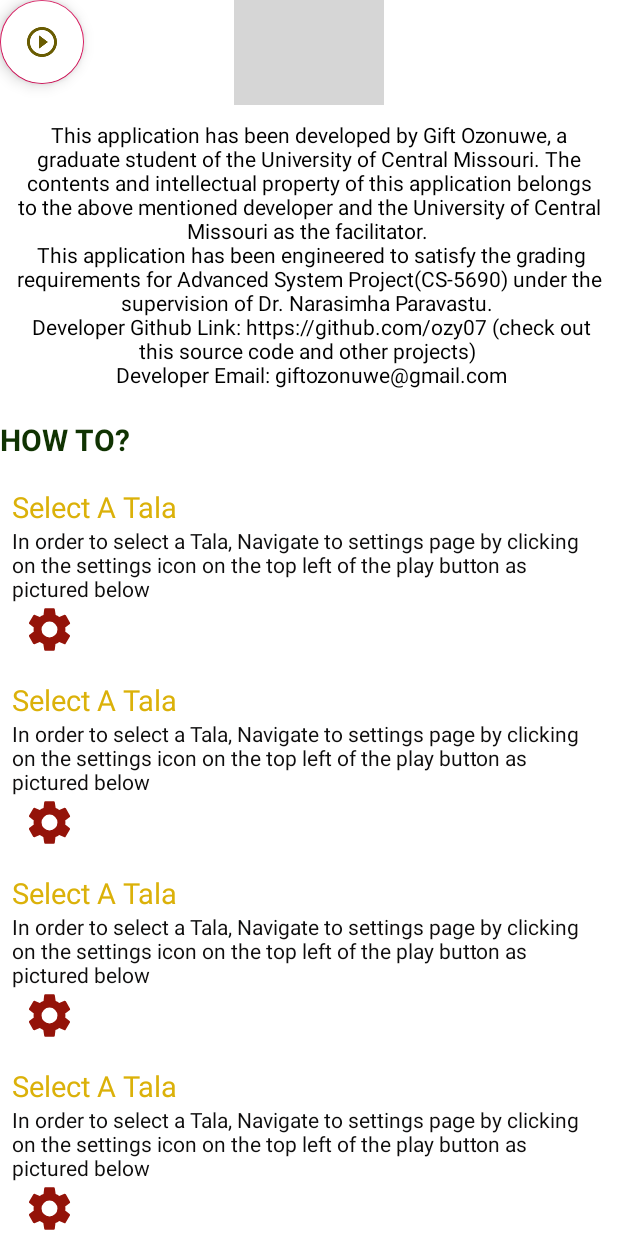
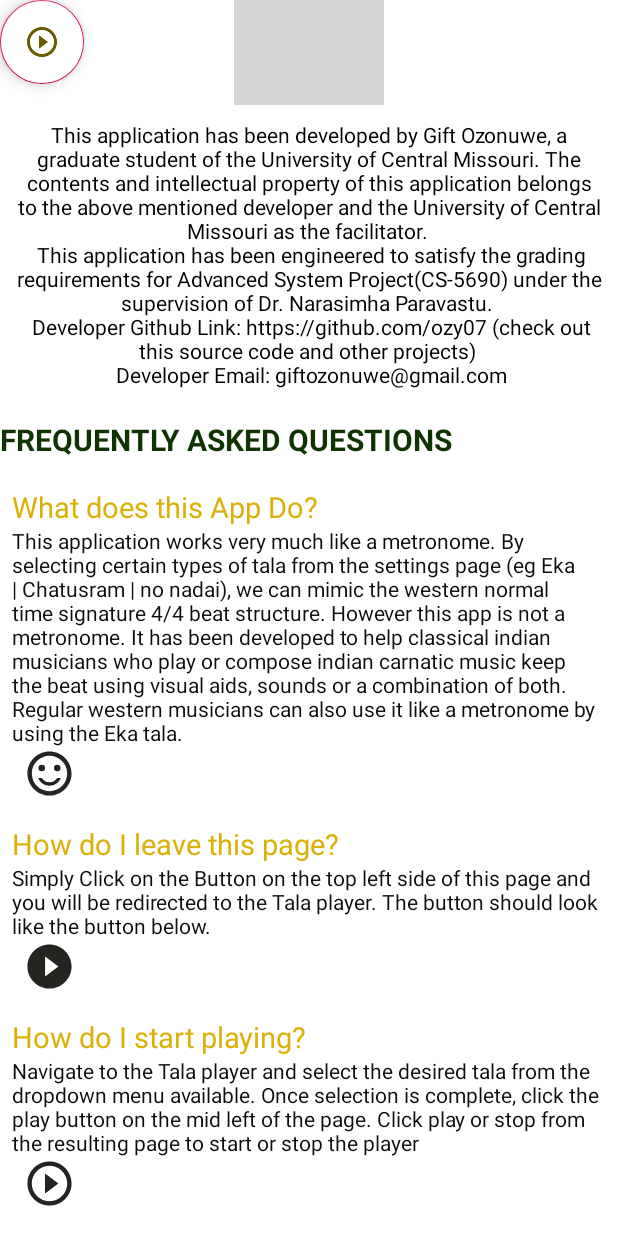
Before and after one commit to ozy07/Indian_music_tala_beat_keeper, an Android app: the help_about screen opened directly, with no data from a screen before it, on a phone screen of 412 x 824 dp. Run offline under Robolectric (Android 15) with nearby library versions, the phone set to English and light mode, and no system bars; grey boxes are pictures that could not be loaded.

Commit message:
complete Tala Structure all functionalities working - app still crashes when it is resumed from another android application (using shared prefrences in further updates should solve that problem). Otherwise functional - implemented the sub division of beats - Fixed the multiple thread bug - Added Help section to help new users navigate the app

```diff
--- a/app/src/main/java/com/example/asp_thalambeat_app/help_about.java
+++ b/app/src/main/java/com/example/asp_thalambeat_app/help_about.java
@@ -26,18 +26,27 @@ public class help_about extends AppCompatActivity {
         my_rv.setHasFixedSize(true);
         rv_layout = new LinearLayoutManager(this);
         my_rv.setLayoutManager(rv_layout);
-        helpData.add(new help_data("Select A Tala", "In order to select a Tala, Navigate to settings page" +
-                " by clicking on the settings icon on the top left of the play button as pictured below ", R.drawable.settings_icon));
-        helpData.add(new help_data("Select A Tala", "In order to select a Tala, Navigate to settings page" +
-                " by clicking on the settings icon on the top left of the play button as pictured below ", R.drawable.settings_icon));
-        helpData.add(new help_data("Select A Tala", "In order to select a Tala, Navigate to settings page" +
-                " by clicking on the settings icon on the top left of the play button as pictured below ", R.drawable.settings_icon));
-        helpData.add(new help_data("Select A Tala", "In order to select a Tala, Navigate to settings page" +
-                " by clicking on the settings icon on the top left of the play button as pictured below ", R.drawable.settings_icon));
-        helpData.add(new help_data("Select A Tala", "In order to select a Tala, Navigate to settings page" +
-                " by clicking on the settings icon on the top left of the play button as pictured below ", R.drawable.settings_icon));
-        helpData.add(new help_data("Select A Tala", "In order to select a Tala, Navigate to settings page" +
-                " by clicking on the settings icon on the top left of the play button as pictured below ", R.drawable.settings_icon));
+        helpData.add(new help_data("What does this App Do?", "This application works very much like a " +
+                "metronome. By selecting certain types of tala from the settings page (eg Eka | Chatusram | no nadai), we can " +
+                "mimic the western normal time signature 4/4 beat structure. However this app is not a metronome. It has been developed" +
+                " to help classical indian musicians who play or compose indian carnatic music keep the beat using visual aids, sounds or" +
+                " a combination of both. Regular western musicians can also use it like a metronome by using the Eka tala.",
+                R.drawable.ic_sentiment_satisfied_black_24dp));
+        helpData.add(new help_data("How do I leave this page?", "Simply Click on the Button on the top left side of this page" +
+                " and you will be redirected to the Tala player. The button should look like the button below.", R.drawable.return_icon));
+        helpData.add(new help_data("How do I start playing?", "Navigate to the Tala player and select the desired tala" +
+                " from the dropdown menu available. Once selection is complete, click the play button on the mid left of the page. " +
+                "Click play or stop from the resulting page to start or stop the player", R.drawable.play_btn));
+        helpData.add(new help_data("How do I set the Tempo?", "Users can select a tempo for their desired tala by tapping the bottom half" +
+                " of the player page to set tempo. There is also a slidder on the player page to help select a tempo manually." +
+                " Selecting the tempo can also be done while the player is playing (the player adjusts automatically)",
+                R.drawable.ic_sentiment_satisfied_black_24dp));
+        helpData.add(new help_data("Can I select a different Tala while the player is playing?", "Yes indeed, the application is" +
+                " able to adjust to a new tala selection with minimal distruption to the flow of the music. Ensure to navigate to the player" +
+                " screen after Tala selection and click play. Note: You do not need to stop the beat.", R.drawable.settings_icon));
+        helpData.add(new help_data("Can I set my own sound or visual aid preference?", "This application allows you to toggle " +
+                "ON or OFF for both sound and visual aid. This also works in realtime so we can set these while a tala is playing." +
+                " Note: toggling both off will mean that nothing is visible or audible from the player", R.drawable.settings_icon));
         //helpData.add(new help_data());
         //helpData.add(new help_data());
         rv_adapter = new custom_adapter(helpData);
--- /dev/null
+++ b/app/src/main/res/drawable/ic_sentiment_satisfied_black_24dp.xml
@@ -0,0 +1,7 @@
+<vector android:height="24dp" android:tint="#D2CF0A"
+    android:viewportHeight="24.0" android:viewportWidth="24.0"
+    android:width="24dp" xmlns:android="http://schemas.android.com/apk/res/android">
+    <path android:fillColor="#FF000000" android:pathData="M15.5,9.5m-1.5,0a1.5,1.5 0,1 1,3 0a1.5,1.5 0,1 1,-3 0"/>
+    <path android:fillColor="#FF000000" android:pathData="M8.5,9.5m-1.5,0a1.5,1.5 0,1 1,3 0a1.5,1.5 0,1 1,-3 0"/>
+    <path android:fillColor="#FF000000" android:pathData="M11.99,2C6.47,2 2,6.48 2,12s4.47,10 9.99,10C17.52,22 22,17.52 22,12S17.52,2 11.99,2zM12,20c-4.42,0 -8,-3.58 -8,-8s3.58,-8 8,-8 8,3.58 8,8 -3.58,8 -8,8zM12,16c-1.48,0 -2.75,-0.81 -3.45,-2L6.88,14c0.8,2.05 2.79,3.5 5.12,3.5s4.32,-1.45 5.12,-3.5h-1.67c-0.7,1.19 -1.97,2 -3.45,2z"/>
+</vector>
--- a/app/src/main/res/layout/activity_help_about.xml
+++ b/app/src/main/res/layout/activity_help_about.xml
@@ -26,14 +26,12 @@
         android:orientation="vertical">
 
         <ImageView
-            android:id="@+id/app_logo"
             android:layout_width="100dp"
             android:layout_height="70dp"
             android:layout_gravity="center"
             android:background="@drawable/aboutus" />
 
         <TextView
-            android:id="@+id/about_tv"
             android:layout_width="match_parent"
             android:layout_height="wrap_content"
             android:layout_gravity="center"
@@ -43,7 +41,6 @@
             android:text="@string/aboutUs" />
 
         <TextView
-            android:id="@+id/howto_tv"
             android:layout_width="match_parent"
             android:layout_height="wrap_content"
             android:textColor="#103302"
--- a/app/src/main/res/layout/fragment_display_section.xml
+++ b/app/src/main/res/layout/fragment_display_section.xml
@@ -65,7 +65,6 @@
 
 
         <LinearLayout
-            android:id="@+id/bottomRowDisplay"
             android:layout_width="match_parent"
             android:layout_height="wrap_content"
             android:layout_below="@+id/topRowDisplay"
--- a/app/src/main/res/layout/fragment_settings_section.xml
+++ b/app/src/main/res/layout/fragment_settings_section.xml
@@ -60,7 +60,6 @@
             android:textSize="20sp" />
 
         <LinearLayout
-            android:id="@+id/bottomRowSet"
             android:layout_below="@+id/bpm_display_main"
             android:layout_width="match_parent"
             android:layout_height="match_parent"
--- a/app/src/main/res/layout/items.xml
+++ b/app/src/main/res/layout/items.xml
@@ -16,6 +16,7 @@
         android:layout_width="match_parent"
         android:layout_height="wrap_content" />
     <ImageView
+        android:tint="@color/colorGrey"
         android:id="@+id/help_img_tv"
         android:layout_width="50dp"
         android:layout_height="35dp" />
--- a/app/src/main/res/values/strings.xml
+++ b/app/src/main/res/values/strings.xml
@@ -3,7 +3,7 @@
     <string name="bpm_tag">BPM:</string>
     <string name="time_sign_tag">T/S:</string>
     <string name="mettype_tag">BASIC METRONOME</string>
-    <string name="how_to">HOW TO?</string>
+    <string name="how_to">FREQUENTLY ASKED QUESTIONS</string>
     <string name="tap_button">TAP HERE 7 TIMES TO SET TEMPO</string>
     <string name="aboutUs">This application has been developed by Gift Ozonuwe, a graduate student
         of the University of Central Missouri. The contents and intellectual property of this application belongs
```
Also changed, not shown: app/src/main/res/drawable/abt.png (deleted), 2 other files.
